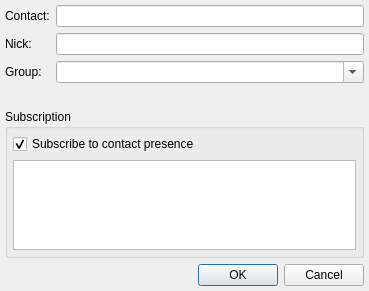
First picture: the form in src/plugins/rosterchanger/addcontactdialog.ui, repository silvansky/Contacts, before the edit.
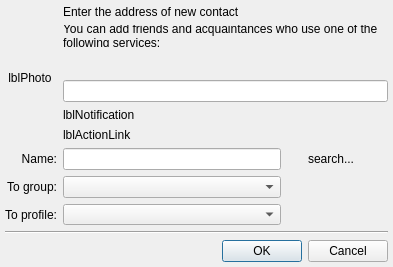
Second picture: the form after the edit.

Diff of the .ui file:
```diff
--- a/src/plugins/rosterchanger/addcontactdialog.ui
+++ b/src/plugins/rosterchanger/addcontactdialog.ui
@@ -6,104 +6,175 @@
    <rect>
     <x>0</x>
     <y>0</y>
-    <width>369</width>
-    <height>291</height>
+    <width>393</width>
+    <height>267</height>
    </rect>
   </property>
-  <layout class="QVBoxLayout" name="lytMainLayout">
+  <layout class="QVBoxLayout" name="verticalLayout">
    <property name="margin">
     <number>5</number>
    </property>
    <item>
-    <layout class="QFormLayout" name="formLayout">
-     <item row="0" column="0">
-      <widget class="QLabel" name="lblContact">
+    <layout class="QGridLayout" name="gridLayout">
+     <item row="1" column="1" colspan="3">
+      <widget class="QLabel" name="lblInfo">
        <property name="text">
-        <string>Contact:</string>
+        <string>You can add friends and acquaintances who use one of the following services:</string>
        </property>
-       <property name="buddy">
-        <cstring>lneContact</cstring>
+       <property name="wordWrap">
+        <bool>true</bool>
        </property>
       </widget>
      </item>
-     <item row="0" column="1">
+     <item row="2" column="0" rowspan="2">
+      <widget class="QLabel" name="lblPhoto">
+       <property name="sizePolicy">
+        <sizepolicy hsizetype="Fixed" vsizetype="Fixed">
+         <horstretch>0</horstretch>
+         <verstretch>0</verstretch>
+        </sizepolicy>
+       </property>
+       <property name="minimumSize">
+        <size>
+         <width>50</width>
+         <height>50</height>
+        </size>
+       </property>
+       <property name="maximumSize">
+        <size>
+         <width>50</width>
+         <height>50</height>
+        </size>
+       </property>
+       <property name="text">
+        <string notr="true">lblPhoto</string>
+       </property>
+       <property name="alignment">
+        <set>Qt::AlignCenter</set>
+       </property>
+      </widget>
+     </item>
+     <item row="2" column="1" colspan="3">
+      <widget class="QWidget" name="wdtGateways" native="true"/>
+     </item>
+     <item row="3" column="1" colspan="3">
       <widget class="QLineEdit" name="lneContact"/>
      </item>
-     <item row="1" column="0">
+     <item row="4" column="1" colspan="3">
+      <widget class="QLabel" name="lblError">
+       <property name="text">
+        <string notr="true">lblNotification</string>
+       </property>
+       <property name="wordWrap">
+        <bool>true</bool>
+       </property>
+      </widget>
+     </item>
+     <item row="5" column="1" colspan="3">
+      <widget class="QLabel" name="lblAction">
+       <property name="text">
+        <string notr="true">lblActionLink</string>
+       </property>
+       <property name="wordWrap">
+        <bool>true</bool>
+       </property>
+      </widget>
+     </item>
+     <item row="6" column="0">
       <widget class="QLabel" name="lblNickName">
        <property name="text">
-        <string>Nick:</string>
+        <string>Name:</string>
+       </property>
+       <property name="alignment">
+        <set>Qt::AlignRight|Qt::AlignTrailing|Qt::AlignVCenter</set>
        </property>
        <property name="buddy">
         <cstring>lneNickName</cstring>
        </property>
       </widget>
      </item>
-     <item row="1" column="1">
-      <widget class="QLineEdit" name="lneNickName"/>
+     <item row="6" column="1">
+      <widget class="QLineEdit" name="lneNick"/>
      </item>
-     <item row="2" column="0">
+     <item row="6" column="3">
+      <widget class="QLabel" name="lblSearchNick">
+       <property name="text">
+        <string>search...</string>
+       </property>
+      </widget>
+     </item>
+     <item row="7" column="0">
       <widget class="QLabel" name="lblGroup">
        <property name="text">
-        <string>Group:</string>
+        <string>To group:</string>
+       </property>
+       <property name="alignment">
+        <set>Qt::AlignRight|Qt::AlignTrailing|Qt::AlignVCenter</set>
        </property>
        <property name="buddy">
         <cstring>cmbGroup</cstring>
        </property>
       </widget>
      </item>
-     <item row="2" column="1">
-      <widget class="QComboBox" name="cmbGroup">
-       <property name="editable">
-        <bool>true</bool>
+     <item row="7" column="1">
+      <widget class="QComboBox" name="cmbGroup"/>
+     </item>
+     <item row="8" column="0">
+      <widget class="QLabel" name="lblProfile">
+       <property name="text">
+        <string>To profile:</string>
        </property>
-       <property name="duplicatesEnabled">
-        <bool>true</bool>
+       <property name="alignment">
+        <set>Qt::AlignRight|Qt::AlignTrailing|Qt::AlignVCenter</set>
        </property>
       </widget>
      </item>
-     <item row="3" column="1">
-      <widget class="QLabel" name="lblGroupDelim">
+     <item row="8" column="1">
+      <widget class="QComboBox" name="cmbProfile"/>
+     </item>
+     <item row="6" column="2">
+      <widget class="QLabel" name="lblSearchAnimate">
+       <property name="minimumSize">
+        <size>
+         <width>15</width>
+         <height>15</height>
+        </size>
+       </property>
+      </widget>
+     </item>
+     <item row="0" column="1" colspan="3">
+      <widget class="QLabel" name="lblCaption">
        <property name="text">
-        <string/>
+        <string>Enter the address of new contact</string>
        </property>
+       <property name="wordWrap">
+        <bool>true</bool>
+       </property>
       </widget>
      </item>
+     <item row="7" column="3">
+      <spacer name="horizontalSpacer_2">
+       <property name="orientation">
+        <enum>Qt::Horizontal</enum>
+       </property>
+       <property name="sizeType">
+        <enum>QSizePolicy::Minimum</enum>
+       </property>
+       <property name="sizeHint" stdset="0">
+        <size>
+         <width>80</width>
+         <height>0</height>
+        </size>
+       </property>
+      </spacer>
+     </item>
     </layout>
    </item>
    <item>
-    <widget class="QGroupBox" name="grbSubscription">
-     <property name="title">
-      <string>Subscription</string>
+    <widget class="Line" name="line">
+     <property name="orientation">
+      <enum>Qt::Horizontal</enum>
      </property>
-     <layout class="QVBoxLayout" name="verticalLayout">
-      <property name="margin">
-       <number>5</number>
-      </property>
-      <item>
-       <widget class="QCheckBox" name="chbSubscribe">
-        <property name="text">
-         <string>Subscribe to contact presence</string>
-        </property>
-        <property name="checked">
-         <bool>true</bool>
-        </property>
-       </widget>
-      </item>
-      <item>
-       <widget class="QTextEdit" name="tedMessage">
-        <property name="sizePolicy">
-         <sizepolicy hsizetype="Expanding" vsizetype="Expanding">
-          <horstretch>0</horstretch>
-          <verstretch>0</verstretch>
-         </sizepolicy>
-        </property>
-        <property name="acceptRichText">
-         <bool>false</bool>
-        </property>
-       </widget>
-      </item>
-     </layout>
     </widget>
    </item>
    <item>
```
Left out of the diff: 29 changed lines with no effect on the pictures.
